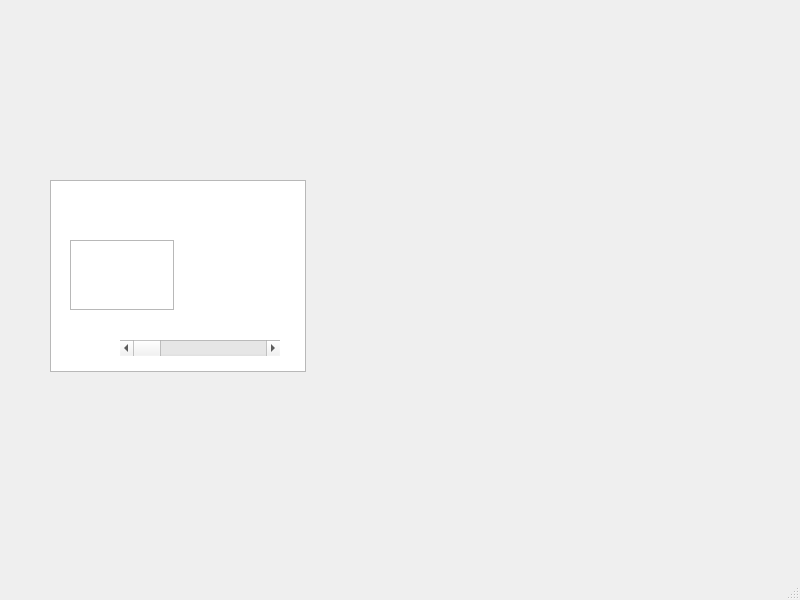
First picture: the form in Sources/mainwindow.ui, repository GabrielVL/c-text-editor, before the edit.
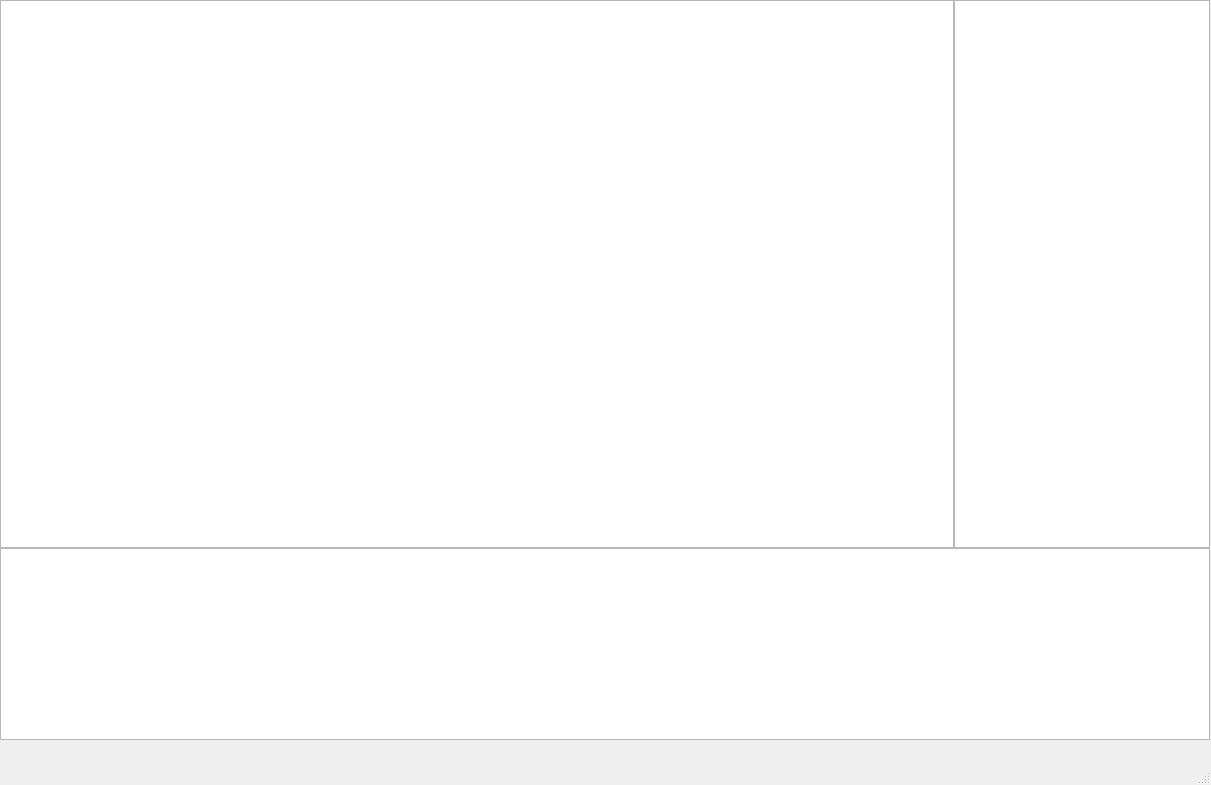
Second picture: the form after the edit.

Commit message: IDE GUI Demo

Diff of the .ui file:
```diff
--- a/Sources/mainwindow.ui
+++ b/Sources/mainwindow.ui
@@ -6,46 +6,44 @@
    <rect>
     <x>0</x>
     <y>0</y>
-    <width>800</width>
-    <height>600</height>
+    <width>1211</width>
+    <height>785</height>
    </rect>
   </property>
   <property name="windowTitle">
    <string>MainWindow</string>
   </property>
   <widget class="QWidget" name="centralwidget">
-   <widget class="QColumnView" name="columnView">
+   <widget class="QWidget" name="verticalLayoutWidget">
     <property name="geometry">
      <rect>
-      <x>50</x>
-      <y>180</y>
-      <width>256</width>
-      <height>192</height>
+      <x>0</x>
+      <y>0</y>
+      <width>1210</width>
+      <height>740</height>
      </rect>
     </property>
-   </widget>
-   <widget class="QTextEdit" name="textEdit">
-    <property name="geometry">
-     <rect>
-      <x>70</x>
-      <y>240</y>
-      <width>104</width>
-      <height>70</height>
-     </rect>
-    </property>
-   </widget>
-   <widget class="QScrollBar" name="horizontalScrollBar">
-    <property name="geometry">
-     <rect>
-      <x>120</x>
-      <y>340</y>
-      <width>160</width>
-      <height>16</height>
-     </rect>
-    </property>
-    <property name="orientation">
-     <enum>Qt::Horizontal</enum>
-    </property>
+    <layout class="QVBoxLayout" name="verticalLayout" stretch="1,0">
+     <property name="spacing">
+      <number>0</number>
+     </property>
+     <item>
+      <layout class="QHBoxLayout" name="horizontalLayout" stretch="1,0">
+       <property name="spacing">
+        <number>0</number>
+       </property>
+       <item>
+        <widget class="QTextEdit" name="textEdit"/>
+       </item>
+       <item>
+        <widget class="QTextBrowser" name="textBrowser"/>
+       </item>
+      </layout>
+     </item>
+     <item>
+      <widget class="QTextBrowser" name="textBrowser_2"/>
+     </item>
+    </layout>
    </widget>
   </widget>
   <widget class="QMenuBar" name="menubar">
```
Left out of the diff: 2 changed lines with no effect on the pictures.
